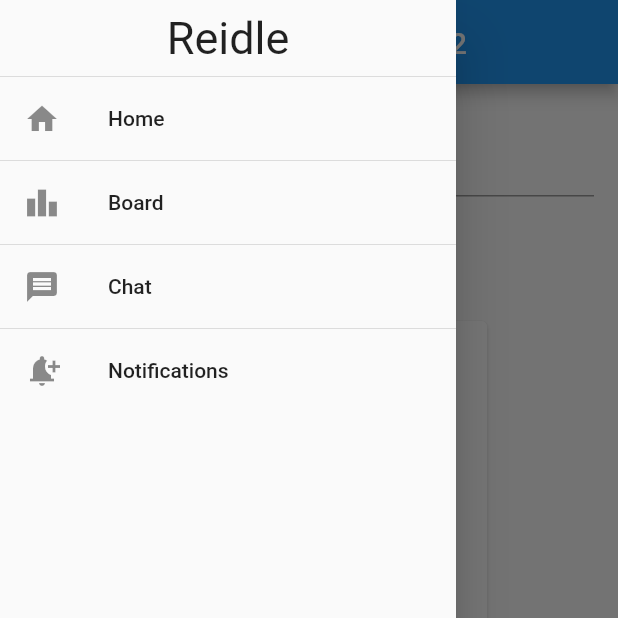
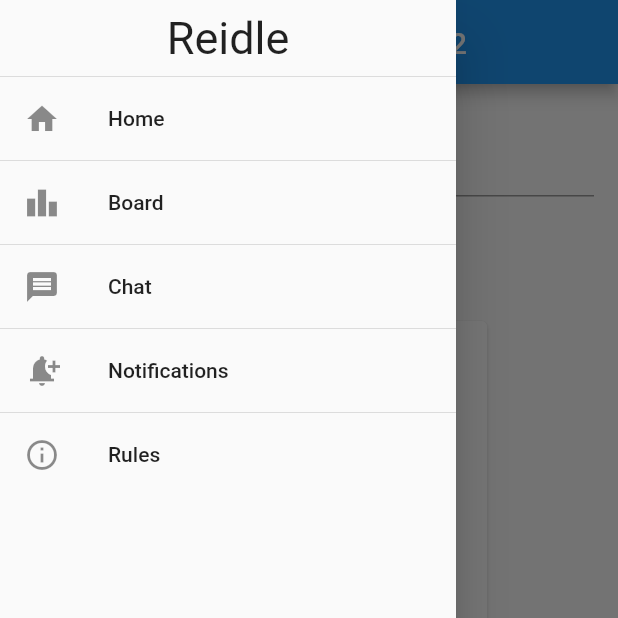
Before and after one commit to jackdreilly/reidle-flutter, a Flutter app: the screen it shows after launch, in the side drawer, after a tap on the "play arrow" icon, on a phone screen of 412 x 824 dp, the top half of it. Run offline on Flutter 3.47's test engine with Material 2 defaults, Android fonts, the light colour scheme and no system bars; our stand-ins replace cloud_firestore, firebase_analytics, firebase_auth, firebase_core, freezed_annotation, google_fonts and 1 more; accounts and stored records are empty; network calls fail; statements that could not run were skipped; project files that could hold a hidden picture were left out.

Commit message:
ok let's go

```diff
--- a/lib/db.dart
+++ b/lib/db.dart
@@ -1,6 +1,7 @@
 import 'package:cloud_firestore/cloud_firestore.dart';
 import 'package:firebase_auth/firebase_auth.dart';
 import 'package:flutter/foundation.dart';
+import 'package:reidle/extensions.dart';
 import 'package:reidle/recorder.dart';
 
 class Submission {
@@ -16,8 +17,7 @@ class Submission {
   final List<String>? guesses;
 
   bool get won {
-    return (error?.length ?? 0) == 0 &&
-        (paste?.trimRight().endsWith("🟩🟩🟩🟩🟩") ?? false);
+    return (error?.length ?? 0) == 0 && (paste?.trimRight().endsWith("🟩🟩🟩🟩🟩") ?? false);
   }
 
   Submission({
@@ -45,9 +45,7 @@ class Submission {
             ?.map((e) => RecorderEvent.fromJson(e as Map<String, dynamic>))
             .toList(),
         answer: json['answer'] as String?,
-        guesses: json.containsKey('guesses')
-            ? List<String>.from(json['guesses'])
-            : null,
+        guesses: json.containsKey('guesses') ? List<String>.from(json['guesses']) : null,
       );
 
   Map<String, dynamic> get toFirestore => {
@@ -71,16 +69,6 @@ Map<String, dynamic> _patch(Map<String, dynamic> json) {
   };
 }
 
-extension UserName on User {
-  String get name {
-    final name = displayName ?? email ?? uid;
-    if (name.length > 10) {
-      return name.substring(0, 10);
-    }
-    return name;
-  }
-}
-
 class _Db {
   static final firestore = FirebaseFirestore.instance;
   static final collection = firestore
@@ -94,27 +82,51 @@ class _Db {
   final submissionsStream = collection
       .orderBy('submissionTime', descending: true)
       .where('submissionTime',
-          isGreaterThan: DateTime.now()
-              .toUtc()
-              .subtract(const Duration(days: 30))
-              .toIso8601String())
+          isGreaterThan:
+              DateTime.now().toUtc().subtract(const Duration(days: 30)).toIso8601String())
       .snapshots()
-      .map((x) {
-    final winners = x.docs
-        .where((d) => d.data().won)
-        .groupBy((doc) => doc.data().submissionTime.dateHash)
-        .map((e) => e.value.maxBy((p0) => -p0.data().time)!)
-        .map((e) => e.id)
-        .toSet();
-    return Submissions(x.docs
-        .map((y) => StreamSubmission(y.data(), winners.contains(y.id)))
-        .toList());
-  }).asBroadcastStream();
+      .map((d) => Submissions.make(d.docs))
+      .asBroadcastStream();
+}
+
+class WeekCache {
+  final Map<int, Map<int, Map<String, int>>> cache = {};
+  final List<MapEntry<int, String>> winners = [];
+
+  WeekCache(List<StreamSubmission> submissions) {
+    for (final submission in submissions) {
+      final submissionTime = submission.submission.submissionTime.toUtc();
+      final week = submissionTime.reidleWeek;
+      final day = submissionTime.weekday;
+      final name = submission.submission.name;
+      final score = submission.score.min(4);
+      cache.putIfAbsent(week, () => {}).putIfAbsent(day, () => {})[name] = score;
+    }
+    for (final weekEntry in cache.entries) {
+      final weekCache = weekEntry.value.putIfAbsent(0, () => {});
+      for (final name in weekEntry.value.values.expand((e) => e.keys).toSet()) {
+        weekCache[name] = 1;
+        for (final day in 1.to(8)) {
+          if (DateTime.now().toUtc().reidleWeek == weekEntry.key &&
+              day > DateTime.now().toUtc().weekday) {
+            continue;
+          }
+          weekCache[name] = (weekCache[name] ?? 1) *
+              weekEntry.value.putIfAbsent(day, () => {}).putIfAbsent(name, () => 5);
+        }
+      }
+    }
+    winners.addAll(cache.entries
+        .map((e) => MapEntry(e.key, e.value[0]?.entries.minBy((k) => k.value)?.key ?? ""))
+        .where((element) => element.key < DateTime.now().toUtc().reidleWeek)
+        .sorted((t) => -t.key));
+  }
 }
 
 class Submissions {
   final List<StreamSubmission> submissions;
-  Submissions(this.submissions);
+  final WeekCache weekCache;
+  Submissions(this.submissions) : weekCache = WeekCache(submissions);
 
   StreamSubmission? get currentWinner =>
       submissions.where((s) => s.isWinner).where((s) => s.isToday).firstOrNull;
@@ -123,19 +135,14 @@ class Submissions {
 
   List<PreviousRecord> get previous => submissions
           .where((s) => s.isWinner)
+          .where((s) => s.submission.submissionTime.reidleWeek != DateTime.now().reidleWeek)
           .where((s) =>
               s.submission.submissionTime.reidleWeek !=
-              DateTime.now().reidleWeek)
-          .where((s) =>
-              s.submission.submissionTime.reidleWeek !=
-              submissions
-                  .map((e) => e.submission.submissionTime.reidleWeek)
-                  .maxBy((p0) => -p0))
+              submissions.map((e) => e.submission.submissionTime.reidleWeek).maxBy((p0) => -p0))
           .groupBy((t) => t.submission.submissionTime.reidleWeek)
           .map((weekPair) {
         final winner = weekPair.value
-            .groupBy((t) =>
-                t.submission.name.toLowerCase().trim().replaceAll(' ', ''))
+            .groupBy((t) => t.submission.name.toLowerCase().trim().replaceAll(' ', ''))
             .map((x) => MapEntry(x.key, <Comparable>[
                   x.value.length,
                   -1 * x.value.sum((x) => x.submission.time.inMicroseconds),
@@ -148,26 +155,29 @@ class Submissions {
 
   List<MapEntry<String, MapEntry<int, num>>> get thisWeek => submissions
       .where((s) => s.isWinner)
-      .where((s) =>
-          s.submission.submissionTime.reidleWeek == DateTime.now().reidleWeek)
-      .groupBy(
-          (t) => t.submission.name.toLowerCase().trim().replaceAll(' ', ''))
+      .where((s) => s.submission.submissionTime.reidleWeek == DateTime.now().reidleWeek)
+      .groupBy((t) => t.submission.name.toLowerCase().trim().replaceAll(' ', ''))
       .map((e) => MapEntry(
-          e.key,
-          MapEntry(e.value.length,
-              e.value.sum((p0) => p0.submission.time.inMicroseconds))))
+          e.key, MapEntry(e.value.length, e.value.sum((p0) => p0.submission.time.inMicroseconds))))
       .toList()
     ..sort((a, b) {
-      final x = [a, b]
-          .map((x) => CompareList([-x.value.key, x.value.value]))
-          .toList();
+      final x = [a, b].map((x) => CompareList([-x.value.key, x.value.value])).toList();
       return x.first.compareTo(x.last);
     });
 
   Duration? get bestTime => currentWinner?.submission.time;
 
-  bool get alreadyPlayed =>
-      submissions.any((element) => element.isMe && element.isToday);
+  bool get alreadyPlayed => submissions.any((element) => element.isMe && element.isToday);
+
+  factory Submissions.make(List<QueryDocumentSnapshot<Submission>> docs) => Submissions(docs
+      .groupBy((t) => t.data().submissionTime.dateHash)
+      .map((e) => e.value)
+      .expand((element) => element
+          .sorted((a) =>
+              CompareList([a.data().won ? 0 : 1, a.data().time, a.data().guesses?.length ?? 6]))
+          .enumerate
+          .map((e) => StreamSubmission(e.value.data(), (e.key + 1))))
+      .toList());
 }
 
 class PreviousRecord {
@@ -181,28 +191,22 @@ class PreviousRecord {
 
 class StreamSubmission {
   final Submission submission;
-  final bool isWinner;
+  final int score;
 
-  StreamSubmission(this.submission, this.isWinner);
+  bool get isWinner => score == 1;
+
+  StreamSubmission(this.submission, this.score);
 
   bool get isToday => submission.submissionTime.isToday;
 
   bool get isMe =>
-      (submission.uid == FirebaseAuth.instance.currentUser?.uid ||
-          submission.name.isMyName) &&
+      (submission.uid == FirebaseAuth.instance.currentUser?.uid || submission.name.isMyName) &&
       (submission.uid?.isNotEmpty ?? false);
+
+  bool get isThisWeek => submission.submissionTime.isThisWeek;
 }
 
 final db = _Db();
-
-extension D on DateTime {
-  bool get isToday => DateTime.now().toUtc().dateHash == toUtc().dateHash;
-  int get dateHash => [year, month, day].join('').hashCode;
-  String get dateString => '$month/$day';
-  static final epoch = DateTime(2022, 4, 4);
-  int get reidleWeek => difference(epoch).inDays ~/ 7;
-  int get reidleDay => difference(epoch).inDays % 7 + 1;
-}
 
 class CompareList implements Comparable<CompareList> {
   final List<Comparable> list;
@@ -219,42 +223,3 @@ class CompareList implements Comparable<CompareList> {
     return 0;
   }
 }
-
-extension<T> on Iterable<T> {
-  num sum(num Function(T) f) => fold(0, (a, b) => a + f(b));
-  T? maxBy(Comparable Function(T) key) => isEmpty
-      ? null
-      : zip(map(key))
-          .reduce((a, b) => a.value.compareTo(b.value) > 0 ? a : b)
-          .key;
-
-  Iterable<MapEntry<T, S>> zip<S>(Iterable<S> other) sync* {
-    final iterator = other.iterator;
-    for (var e in this) {
-      if (!iterator.moveNext()) {
-        return;
-      }
-      yield MapEntry(e, iterator.current);
-    }
-  }
-
-  T? get firstOrNull => isEmpty ? null : first;
-
-  Iterable<MapEntry<K, List<T>>> groupBy<K>(K Function(T t) grouper) {
-    final map = <K, List<T>>{};
-    for (final t in this) {
-      final key = grouper(t);
-      if (!map.containsKey(key)) {
-        map[key] = [];
-      }
-      map[key]?.add(t);
-    }
-    return map.entries;
-  }
-}
-
-extension S on String {
-  String get normalized => toLowerCase().trim().replaceAll(' ', '');
-  bool get isMyName =>
-      normalized == FirebaseAuth.instance.currentUser?.name.normalized;
-}
--- a/lib/main.dart
+++ b/lib/main.dart
@@ -3,6 +3,7 @@ import 'dart:math';
 
 import 'package:cloud_firestore/cloud_firestore.dart';
 import 'package:firebase_analytics/firebase_analytics.dart';
+import 'package:reidle/extensions.dart';
 import 'package:rxdart/rxdart.dart';
 import 'package:firebase_auth/firebase_auth.dart';
 import 'package:firebase_core/firebase_core.dart';
@@ -263,17 +264,14 @@ class Home extends StatelessWidget {
                   child: Card(
                     child: SingleChildScrollView(
                       child: Column(
-                        children: [
-                          const Padding(
+                        children: const [
+                          Padding(
                             padding: EdgeInsets.all(8.0),
                             child: Text("Today's results", style: TextStyle(fontSize: 20)),
                           ),
                           Padding(
-                            padding: const EdgeInsets.all(8.0),
-                            child: HistoryDataTable(
-                              maxDate: DateTime.now().startOfDay,
-                              byTime: true,
-                            ),
+                            padding: EdgeInsets.all(8.0),
+                            child: HistoryDataTable(frontPage: true),
                           ),
                         ],
                       ),
@@ -535,6 +533,11 @@ class ReidleDrawer extends StatelessWidget {
           title: const Text('Notifications'),
           onTap: () => launchUrl(Uri.parse("https://groups.google.com/g/reidle")),
         ),
+        ListTile(
+          leading: const Icon(Icons.info_outline),
+          title: const Text('Rules'),
+          onTap: () => launchUrl(Uri.parse("https://shorturl.at/ltEHX")),
+        ),
       ]).toList());
     }));
   }
@@ -578,7 +581,7 @@ class HistoryPage extends StatelessWidget {
             title: const Text("Board"),
             actions: const [HomeButton()],
             bottom: TabBar(
-                tabs: ["All", "This Week", "History"]
+                tabs: ["This Week", "All", "History"]
                     .map((x) => Padding(
                           padding: const EdgeInsets.all(8.0),
                           child: Text(x),
@@ -587,8 +590,8 @@ class HistoryPage extends StatelessWidget {
         drawer: const ReidleDrawer(),
         body: TabBarView(
             children: const [
+          ThisWeekDataTable(),
           HistoryDataTable(),
-          ThisWeekDataTable(),
           PreviousDataTable(),
         ].map((e) => SingleChildScrollView(child: e)).toList()),
       ),
@@ -630,17 +633,6 @@ class WordleGameWidget extends StatelessWidget {
         ),
       ),
     );
-  }
-}
-
-extension<T> on Iterable<T> {
-  T? get firstOrNull => isEmpty ? null : first;
-  Iterable<T> separate<S extends T>(S w) sync* {
-    if (isNotEmpty) yield first;
-    for (final e in skip(1)) {
-      yield w;
-      yield e;
-    }
   }
 }
 
@@ -730,19 +722,47 @@ class ThisWeekDataTable extends StatelessWidget {
 
   @override
   Widget build(BuildContext context) {
+    final days = DateTime.now().toUtc().weekday;
+    final submissions = Provider.of<Submissions>(context);
+    final week =
+        submissions.weekCache.cache.putIfAbsent(DateTime.now().toUtc().reidleWeek, () => {});
+    final players = week[0]?.entries.sorted((t) => t.value) ?? [];
     return DataTable(
-        columns: ['name', 'wins', 'time'].map((s) => DataColumn(label: Text(s))).toList(),
-        rows: Provider.of<Submissions>(context)
-            .thisWeek
+        columnSpacing: 0,
+        horizontalMargin: 10,
+        columns: [
+          const DataColumn(label: Text("Name")),
+          const DataColumn(label: Text("Π")),
+          ..."MTWRFSU".characters.take(days).map((e) => DataColumn(label: Text(e), numeric: true)),
+        ],
+        rows: players
             .map(
-              (e) => DataRow(cells: [
-                DataCell(Text(e.key)),
-                DataCell(Text(e.value.key.toString())),
-                DataCell(Text(Duration(microseconds: e.value.value.toInt()).stopwatchString))
-              ], color: e.key.isMyName ? MaterialStateProperty.all(Colors.yellow.shade200) : null),
+              (t) => DataRow(cells: [
+                DataCell(Text(t.key.substring(0, t.key.length.min(10)))),
+                DataCell(Text(t.value.toString())),
+                ...1.to(days + 1).map((x) => (week[x]?[t.key] ?? 5)).map((x) => DataCell(Text(
+                      x.toString(),
+                      style: TextStyle(
+                        color: x.color,
+                        fontWeight: FontWeight.bold,
+                      ),
+                    )))
+              ], color: t.key.isMyName ? MaterialStateProperty.all(Colors.yellow.shade200) : null),
             )
             .toList());
   }
+}
+
+extension on int {
+  Color get color =>
+      {
+        1: Colors.green[900],
+        2: Colors.green[700],
+        3: Colors.yellow[900],
+        4: Colors.yellow[800],
+        5: Colors.red[900]
+      }[this] ??
+      Colors.black;
 }
 
 class PreviousDataTable extends StatelessWidget {
@@ -750,18 +770,17 @@ class PreviousDataTable extends StatelessWidget {
 
   @override
   Widget build(BuildContext context) {
+    final weekCache = Provider.of<Submissions>(context).weekCache;
     return DataTable(
         columns: [
           'week',
           'name',
-          'wins',
-          'time',
+          'score',
         ].map((s) => DataColumn(label: Text(s))).toList(),
-        rows: Provider.of<Submissions>(context)
-            .previous
+        rows: weekCache.winners
             .map((e) => DataRow(
-                color: e.name.isMyName ? MaterialStateProperty.all(Colors.yellow.shade200) : null,
-                cells: [e.week, e.name, e.wins, e.duration.stopwatchString]
+                color: e.value.isMyName ? MaterialStateProperty.all(Colors.yellow.shade200) : null,
+                cells: [e.key, e.value, weekCache.cache[e.key]?[0]?[e.value]]
                     .map((x) => DataCell(Text(x.toString())))
                     .toList()))
             .toList());
@@ -769,12 +788,10 @@ class PreviousDataTable extends StatelessWidget {
 }
 
 class HistoryDataTable extends StatelessWidget {
-  final DateTime? maxDate;
-  final bool byTime;
+  final bool frontPage;
   const HistoryDataTable({
-    this.maxDate,
     Key? key,
-    this.byTime = false,
+    this.frontPage = false,
   }) : super(key: key);
 
   @override
@@ -784,16 +801,17 @@ class HistoryDataTable extends StatelessWidget {
         columns: [
           'paste',
           'name',
-          if (!byTime) 'date',
+          if (!frontPage) 'date',
           'time',
           'pen',
           'watch',
         ].map((s) => DataColumn(label: Text(s))).toList(),
         rows: Provider.of<Submissions>(context)
             .submissions
-            .where((s) => s.submission.submissionTime
-                .isAfter(maxDate ?? DateTime.now().subtract(const Duration(days: 40))))
-            .sorted((t) => byTime
+            .where((s) => s.submission.submissionTime.isAfter(frontPage
+                ? DateTime.now().startOfDay
+                : DateTime.now().subtract(const Duration(days: 40))))
+            .sorted((t) => frontPage
                 ? t.submission.time as Comparable
                 : -t.submission.submissionTime.millisecondsSinceEpoch)
             .map((e) => DataRow(
@@ -814,7 +832,7 @@ class HistoryDataTable extends StatelessWidget {
                     )),
                     DataCell(
                         Text(e.submission.name.substring(0, min(e.submission.name.length, 7)))),
-                    if (!byTime)
+                    if (!frontPage)
                       DataCell(Text(e.submission.submissionTime.dateString,
                           style: TextStyle(
                               fontWeight: e.submission.submissionTime.dateString ==
@@ -845,10 +863,6 @@ class HistoryDataTable extends StatelessWidget {
   }
 }
 
-extension on DateTime {
-  DateTime get startOfDay => DateTime(year, month, day);
-}
-
 class PreviousWeekWinnerCalloutWidget extends StatelessWidget {
   const PreviousWeekWinnerCalloutWidget({super.key});
 
@@ -873,8 +887,3 @@ class PreviousWeekWinnerCalloutWidget extends StatelessWidget {
     );
   }
 }
-
-extension<T> on Iterable<T> {
-  List<T> sorted(Comparable Function(T t) key) =>
-      toList()..sort((a, b) => key(a).compareTo(key(b)));
-}
```
Also changed, not shown: lib/choose_word.dart (+1 -17 lines), lib/extensions.dart (added, +136 -0 lines), lib/wordle.dart (+1 -19 lines).
